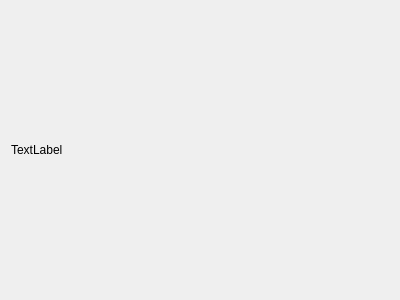
First picture: the form in Theatre_Project/gui/fct_comp_8.ui, repository ALLian96/Projet2018BD, before the edit.
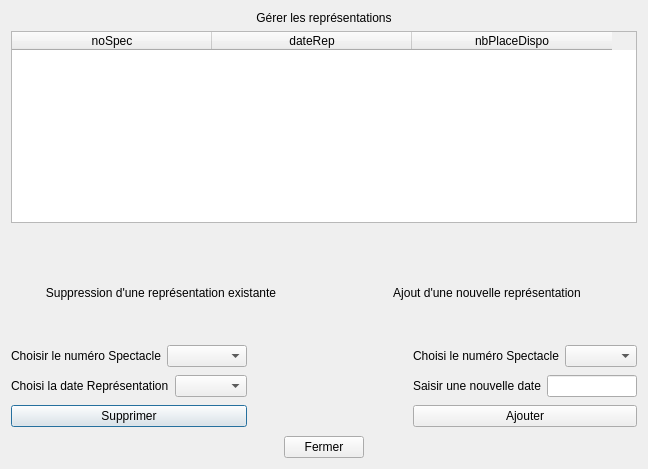
Second picture: the form after the edit.

```diff
--- a/Theatre_Project/gui/fct_comp_8.ui
+++ b/Theatre_Project/gui/fct_comp_8.ui
@@ -2,26 +2,335 @@
 <ui version="4.0">
  <class>fct_comp_8</class>
  <widget class="QDialog" name="fct_comp_8">
+  <property name="enabled">
+   <bool>true</bool>
+  </property>
   <property name="geometry">
    <rect>
     <x>0</x>
     <y>0</y>
-    <width>400</width>
-    <height>300</height>
+    <width>594</width>
+    <height>469</height>
    </rect>
   </property>
   <property name="windowTitle">
    <string>Gestion de représentation</string>
   </property>
-  <layout class="QHBoxLayout" name="horizontalLayout_2">
+  <layout class="QVBoxLayout" name="verticalLayout">
    <item>
-    <layout class="QHBoxLayout" name="horizontalLayout">
+    <widget class="QLabel" name="label">
+     <property name="text">
+      <string>Gérer les représentations</string>
+     </property>
+     <property name="alignment">
+      <set>Qt::AlignCenter</set>
+     </property>
+    </widget>
+   </item>
+   <item>
+    <widget class="QTableWidget" name="table_fct_8">
+     <property name="sizePolicy">
+      <sizepolicy hsizetype="Expanding" vsizetype="Expanding">
+       <horstretch>0</horstretch>
+       <verstretch>0</verstretch>
+      </sizepolicy>
+     </property>
+     <attribute name="horizontalHeaderDefaultSectionSize">
+      <number>200</number>
+     </attribute>
+     <attribute name="horizontalHeaderMinimumSectionSize">
+      <number>50</number>
+     </attribute>
+     <attribute name="horizontalHeaderStretchLastSection">
+      <bool>false</bool>
+     </attribute>
+     <attribute name="verticalHeaderVisible">
+      <bool>true</bool>
+     </attribute>
+     <column>
+      <property name="text">
+       <string>noSpec</string>
+      </property>
+     </column>
+     <column>
+      <property name="text">
+       <string>dateRep</string>
+      </property>
+     </column>
+     <column>
+      <property name="text">
+       <string>nbPlaceDispo</string>
+      </property>
+     </column>
+    </widget>
+   </item>
+   <item>
+    <widget class="QLabel" name="label_mid">
+     <property name="text">
+      <string/>
+     </property>
+    </widget>
+   </item>
+   <item>
+    <layout class="QHBoxLayout" name="horizontalLayout_9">
      <item>
-      <widget class="QLabel" name="label">
+      <widget class="QLabel" name="label_5">
        <property name="text">
-        <string>TextLabel</string>
+        <string>Suppression d'une représentation existante</string>
        </property>
+       <property name="alignment">
+        <set>Qt::AlignCenter</set>
+       </property>
       </widget>
+     </item>
+     <item>
+      <spacer name="verticalSpacer">
+       <property name="orientation">
+        <enum>Qt::Vertical</enum>
+       </property>
+       <property name="sizeHint" stdset="0">
+        <size>
+         <width>20</width>
+         <height>40</height>
+        </size>
+       </property>
+      </spacer>
+     </item>
+     <item>
+      <widget class="QLabel" name="label_2">
+       <property name="text">
+        <string>Ajout d'une nouvelle représentation</string>
+       </property>
+       <property name="alignment">
+        <set>Qt::AlignCenter</set>
+       </property>
+      </widget>
+     </item>
+    </layout>
+   </item>
+   <item>
+    <layout class="QHBoxLayout" name="horizontalLayout_4">
+     <item>
+      <layout class="QVBoxLayout" name="verticalLayout_2">
+       <item>
+        <layout class="QHBoxLayout" name="horizontalLayout_5">
+         <item>
+          <widget class="QLabel" name="label_6">
+           <property name="text">
+            <string>Choisir le numéro Spectacle</string>
+           </property>
+          </widget>
+         </item>
+         <item>
+          <widget class="QComboBox" name="box_sp_s"/>
+         </item>
+        </layout>
+       </item>
+       <item>
+        <layout class="QHBoxLayout" name="horizontalLayout_6">
+         <item>
+          <widget class="QLabel" name="label_7">
+           <property name="text">
+            <string>Choisi la date Représentation</string>
+           </property>
+          </widget>
+         </item>
+         <item>
+          <widget class="QComboBox" name="box_dr_s"/>
+         </item>
+        </layout>
+       </item>
+       <item>
+        <widget class="QPushButton" name="push_delete">
+         <property name="text">
+          <string>Supprimer</string>
+         </property>
+        </widget>
+       </item>
+      </layout>
+     </item>
+     <item>
+      <spacer name="verticalSpacer_2">
+       <property name="orientation">
+        <enum>Qt::Vertical</enum>
+       </property>
+       <property name="sizeHint" stdset="0">
+        <size>
+         <width>20</width>
+         <height>40</height>
+        </size>
+       </property>
+      </spacer>
+     </item>
+     <item>
+      <spacer name="verticalSpacer_3">
+       <property name="orientation">
+        <enum>Qt::Vertical</enum>
+       </property>
+       <property name="sizeHint" stdset="0">
+        <size>
+         <width>20</width>
+         <height>40</height>
+        </size>
+       </property>
+      </spacer>
+     </item>
+     <item>
+      <spacer name="verticalSpacer_4">
+       <property name="orientation">
+        <enum>Qt::Vertical</enum>
+       </property>
+       <property name="sizeHint" stdset="0">
+        <size>
+         <width>20</width>
+         <height>40</height>
+        </size>
+       </property>
+      </spacer>
+     </item>
+     <item>
+      <spacer name="verticalSpacer_5">
+       <property name="orientation">
+        <enum>Qt::Vertical</enum>
+       </property>
+       <property name="sizeHint" stdset="0">
+        <size>
+         <width>20</width>
+         <height>40</height>
+        </size>
+       </property>
+      </spacer>
+     </item>
+     <item>
+      <spacer name="verticalSpacer_6">
+       <property name="orientation">
+        <enum>Qt::Vertical</enum>
+       </property>
+       <property name="sizeHint" stdset="0">
+        <size>
+         <width>20</width>
+         <height>40</height>
+        </size>
+       </property>
+      </spacer>
+     </item>
+     <item>
+      <spacer name="verticalSpacer_7">
+       <property name="orientation">
+        <enum>Qt::Vertical</enum>
+       </property>
+       <property name="sizeHint" stdset="0">
+        <size>
+         <width>20</width>
+         <height>40</height>
+        </size>
+       </property>
+      </spacer>
+     </item>
+     <item>
+      <spacer name="verticalSpacer_8">
+       <property name="orientation">
+        <enum>Qt::Vertical</enum>
+       </property>
+       <property name="sizeHint" stdset="0">
+        <size>
+         <width>20</width>
+         <height>40</height>
+        </size>
+       </property>
+      </spacer>
+     </item>
+     <item>
+      <spacer name="verticalSpacer_9">
+       <property name="orientation">
+        <enum>Qt::Vertical</enum>
+       </property>
+       <property name="sizeHint" stdset="0">
+        <size>
+         <width>20</width>
+         <height>40</height>
+        </size>
+       </property>
+      </spacer>
+     </item>
+     <item>
+      <layout class="QVBoxLayout" name="verticalLayout_3">
+       <property name="sizeConstraint">
+        <enum>QLayout::SetFixedSize</enum>
+       </property>
+       <item>
+        <layout class="QHBoxLayout" name="horizontalLayout_2">
+         <item>
+          <widget class="QLabel" name="label_4">
+           <property name="text">
+            <string>Choisi le numéro Spectacle</string>
+           </property>
+          </widget>
+         </item>
+         <item>
+          <widget class="QComboBox" name="box_sp_a"/>
+         </item>
+        </layout>
+       </item>
+       <item>
+        <layout class="QHBoxLayout" name="horizontalLayout">
+         <item>
+          <widget class="QLabel" name="label_3">
+           <property name="text">
+            <string>Saisir une nouvelle date</string>
+           </property>
+          </widget>
+         </item>
+         <item>
+          <widget class="QLineEdit" name="lineEdit"/>
+         </item>
+        </layout>
+       </item>
+       <item>
+        <widget class="QPushButton" name="push_add">
+         <property name="text">
+          <string>Ajouter</string>
+         </property>
+        </widget>
+       </item>
+      </layout>
+     </item>
+    </layout>
+   </item>
+   <item>
+    <layout class="QHBoxLayout" name="horizontalLayout_8">
+     <item>
+      <spacer name="horizontalSpacer_2">
+       <property name="orientation">
+        <enum>Qt::Horizontal</enum>
+       </property>
+       <property name="sizeHint" stdset="0">
+        <size>
+         <width>40</width>
+         <height>20</height>
+        </size>
+       </property>
+      </spacer>
+     </item>
+     <item>
+      <widget class="QPushButton" name="push_fer">
+       <property name="text">
+        <string>Fermer</string>
+       </property>
+      </widget>
+     </item>
+     <item>
+      <spacer name="horizontalSpacer">
+       <property name="orientation">
+        <enum>Qt::Horizontal</enum>
+       </property>
+       <property name="sizeHint" stdset="0">
+        <size>
+         <width>40</width>
+         <height>20</height>
+        </size>
+       </property>
+      </spacer>
      </item>
     </layout>
    </item>
```
Left out of the diff: 74 changed lines with no effect on the pictures.
